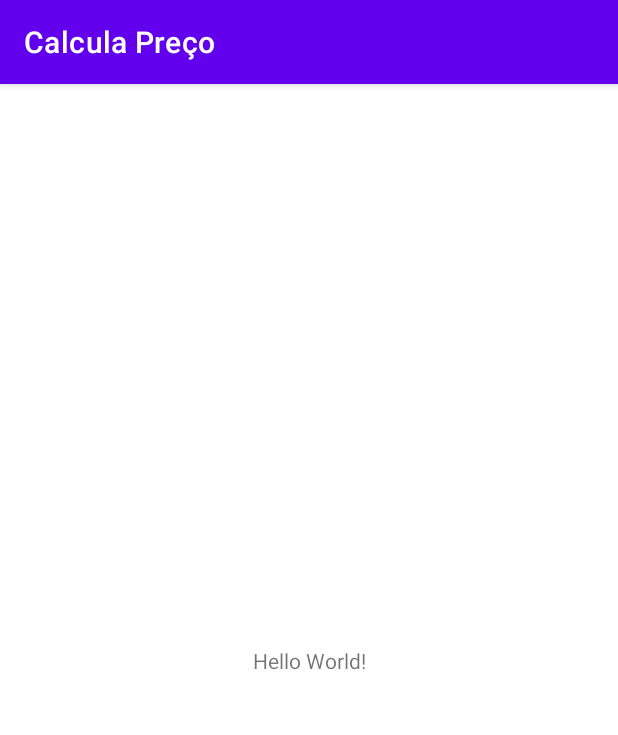
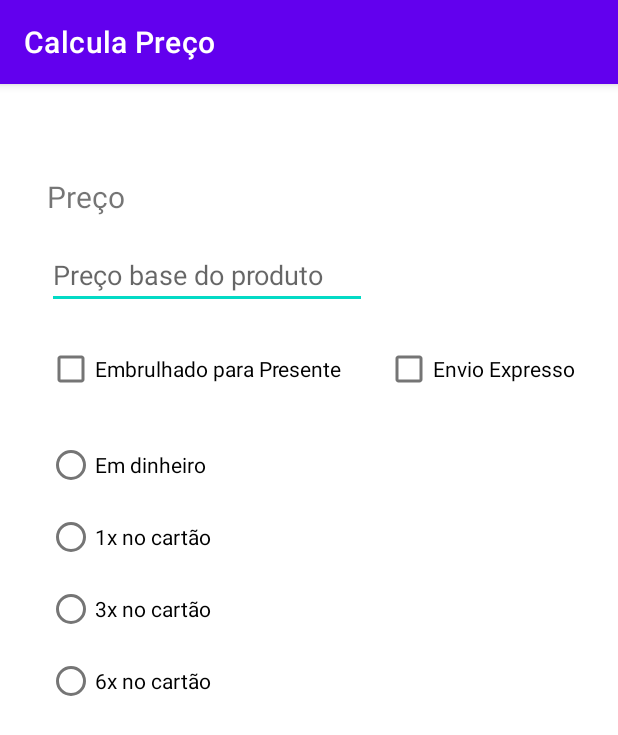
Before and after one commit to Fegsilva95/calculaPreco, an Android app: the screen it shows after launch (MainActivity), on a phone screen of 412 x 824 dp. Shown: the top 735 px of the screen. Run offline under Robolectric (Android 15) with nearby library versions, the phone set to English and light mode, and no system bars.

Commit message:
add buttons and input

```diff
--- a/app/src/main/res/layout/activity_main.xml
+++ b/app/src/main/res/layout/activity_main.xml
@@ -7,12 +7,85 @@
     tools:context=".MainActivity">
 
     <TextView
+        android:id="@+id/textView"
         android:layout_width="wrap_content"
         android:layout_height="wrap_content"
-        android:text="Hello World!"
+        android:layout_marginLeft="16dp"
+        android:layout_marginTop="16dp"
+        android:layout_marginRight="16dp"
+        android:layout_marginBottom="16dp"
+        android:text="Preço"
+        android:textSize="20sp"
         app:layout_constraintBottom_toBottomOf="parent"
+        app:layout_constraintHorizontal_bias="0.047"
         app:layout_constraintLeft_toLeftOf="parent"
         app:layout_constraintRight_toRightOf="parent"
-        app:layout_constraintTop_toTopOf="parent" />
+        app:layout_constraintTop_toTopOf="parent"
+        app:layout_constraintVertical_bias="0.064" />
+
+    <EditText
+        android:id="@+id/precoProduto"
+        android:layout_width="wrap_content"
+        android:layout_height="wrap_content"
+        android:layout_marginTop="16dp"
+        android:layout_marginEnd="16dp"
+        android:ems="10"
+        android:hint="Preço base do produto"
+        android:inputType="numberDecimal"
+        app:layout_constraintEnd_toEndOf="parent"
+        app:layout_constraintHorizontal_bias="0.0"
+        app:layout_constraintStart_toStartOf="@+id/textView"
+        app:layout_constraintTop_toBottomOf="@+id/textView" />
+
+    <CheckBox
+        android:id="@+id/checkBox"
+        android:layout_width="wrap_content"
+        android:layout_height="wrap_content"
+        android:layout_marginTop="16dp"
+        android:text="Embrulhado para Presente"
+        app:layout_constraintStart_toStartOf="@+id/precoProduto"
+        app:layout_constraintTop_toBottomOf="@+id/precoProduto" />
+
+    <CheckBox
+        android:id="@+id/checkBox2"
+        android:layout_width="wrap_content"
+        android:layout_height="wrap_content"
+        android:text="Envio Expresso"
+        app:layout_constraintEnd_toEndOf="parent"
+        app:layout_constraintStart_toEndOf="@+id/checkBox"
+        app:layout_constraintTop_toTopOf="@+id/checkBox" />
+
+    <RadioGroup
+        android:id="@+id/radioGroupPayment"
+        android:layout_width="wrap_content"
+        android:layout_height="wrap_content"
+        android:layout_marginTop="16dp"
+        app:layout_constraintStart_toStartOf="@+id/checkBox"
+        app:layout_constraintTop_toBottomOf="@+id/checkBox">
+
+        <RadioButton
+            android:id="@+id/radioButton2"
+            android:layout_width="match_parent"
+            android:layout_height="wrap_content"
+            android:text="Em dinheiro" />
+
+        <RadioButton
+            android:id="@+id/radioButton4"
+            android:layout_width="match_parent"
+            android:layout_height="wrap_content"
+            android:text="1x no cartão" />
+
+        <RadioButton
+            android:id="@+id/radioButton"
+            android:layout_width="match_parent"
+            android:layout_height="wrap_content"
+            android:text="3x no cartão" />
+
+        <RadioButton
+            android:id="@+id/radioButton3"
+            android:layout_width="match_parent"
+            android:layout_height="wrap_content"
+            android:text="6x no cartão" />
+    </RadioGroup>
 
 </androidx.constraintlayout.widget.ConstraintLayout>
```
